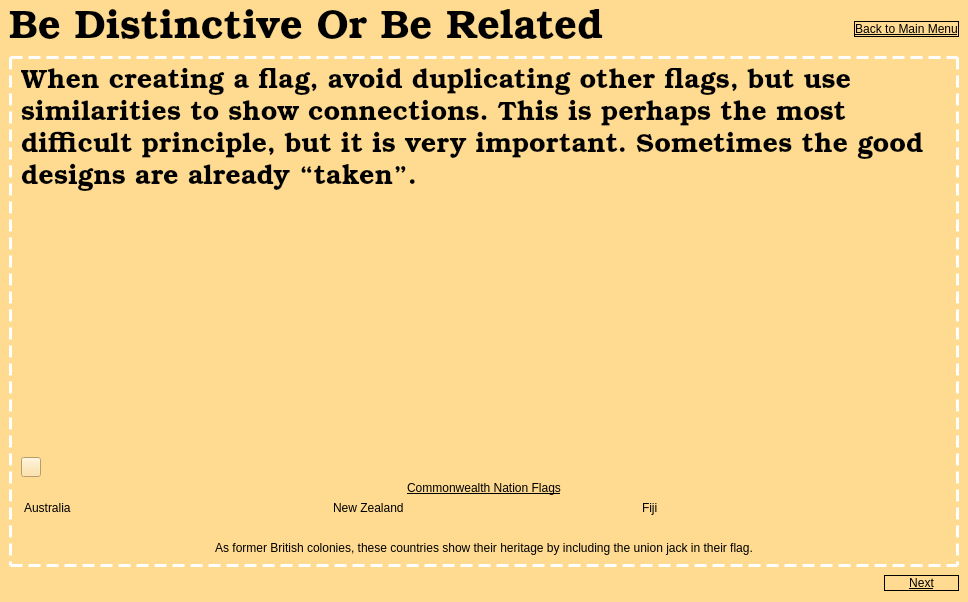
zxjorge/EDApp, file bedistinctiveorrelatedlesson.ui: the form before one commit.
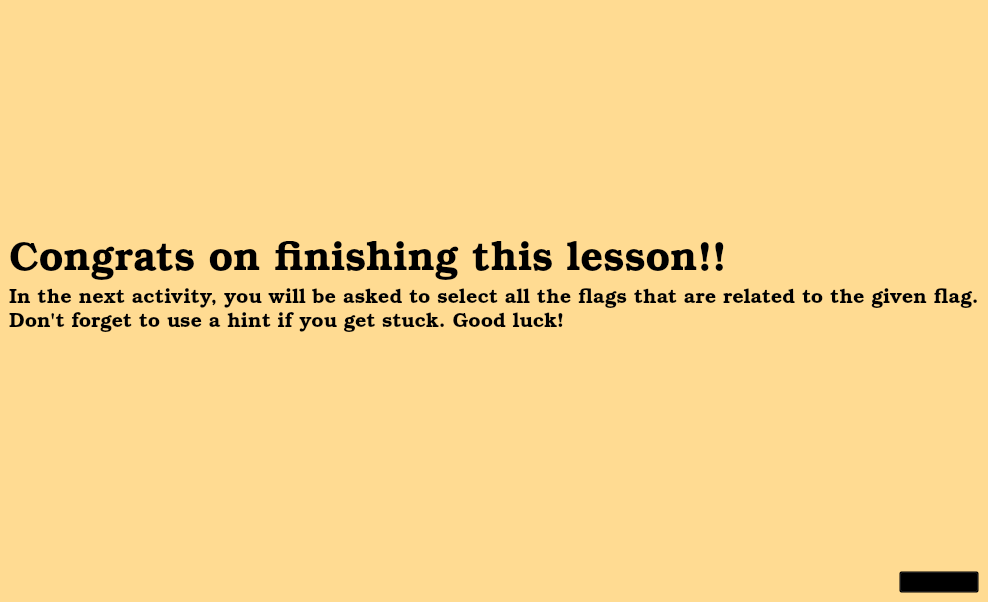
The form after the commit. The open tabs and pages were chosen to show the change. Icons and pictures are not drawn.

Commit message: Added pages to tell user lesson is completed and quiz is about to start

Patch:
```diff
--- a/bedistinctiveorrelatedlesson.ui
+++ b/bedistinctiveorrelatedlesson.ui
@@ -6,7 +6,7 @@
    <rect>
     <x>0</x>
     <y>0</y>
-    <width>968</width>
+    <width>988</width>
     <height>602</height>
    </rect>
   </property>
@@ -679,6 +679,93 @@
     </item>
    </layout>
   </widget>
+  <widget class="QWidget" name="page_3">
+   <property name="styleSheet">
+    <string notr="true">background-color: rgb(255, 219, 146);</string>
+   </property>
+   <layout class="QVBoxLayout" name="verticalLayout_12">
+    <item>
+     <spacer name="verticalSpacer_2">
+      <property name="orientation">
+       <enum>Qt::Vertical</enum>
+      </property>
+      <property name="sizeHint" stdset="0">
+       <size>
+        <width>20</width>
+        <height>220</height>
+       </size>
+      </property>
+     </spacer>
+    </item>
+    <item>
+     <widget class="QLabel" name="label_21">
+      <property name="font">
+       <font>
+        <family>Bookman Old Style</family>
+        <pointsize>30</pointsize>
+       </font>
+      </property>
+      <property name="text">
+       <string>Congrats on finishing this lesson!!</string>
+      </property>
+     </widget>
+    </item>
+    <item>
+     <widget class="QLabel" name="label_22">
+      <property name="font">
+       <font>
+        <family>Bookman Old Style</family>
+        <pointsize>15</pointsize>
+       </font>
+      </property>
+      <property name="text">
+       <string>In the next activity, you will be asked to select all the flags that are related to the given flag.
+Don't forget to use a hint if you get stuck. Good luck!</string>
+      </property>
+     </widget>
+    </item>
+    <item>
+     <spacer name="verticalSpacer">
+      <property name="orientation">
+       <enum>Qt::Vertical</enum>
+      </property>
+      <property name="sizeHint" stdset="0">
+       <size>
+        <width>20</width>
+        <height>220</height>
+       </size>
+      </property>
+     </spacer>
+    </item>
+    <item>
+     <widget class="QPushButton" name="nextButton_3">
+      <property name="maximumSize">
+       <size>
+        <width>80</width>
+        <height>16777215</height>
+       </size>
+      </property>
+      <property name="baseSize">
+       <size>
+        <width>0</width>
+        <height>0</height>
+       </size>
+      </property>
+      <property name="layoutDirection">
+       <enum>Qt::RightToLeft</enum>
+      </property>
+      <property name="styleSheet">
+       <string notr="true">text-decoration: underline; 
+font: 9pt &quot;Arial Narrow&quot;;
+background-color: transparent;</string>
+      </property>
+      <property name="text">
+       <string>Next</string>
+      </property>
+     </widget>
+    </item>
+   </layout>
+  </widget>
  </widget>
  <resources>
   <include location="Resources.qrc"/>
```
The commit also changes 6 other files.
